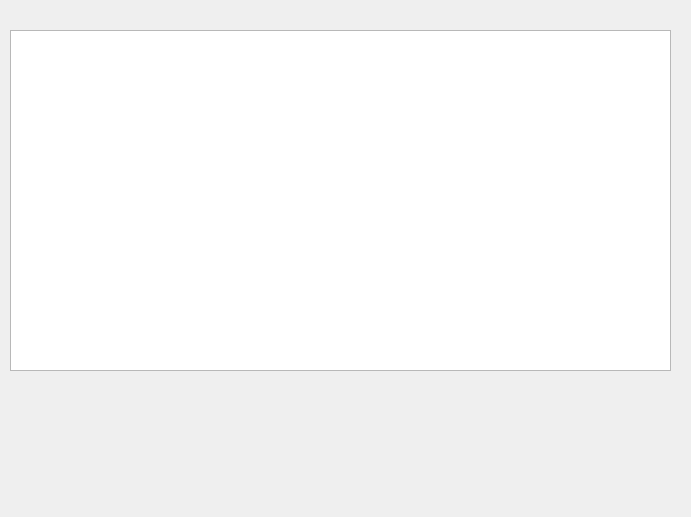
Before: the Qt Designer form ppcc/selectfunction.ui in ErnestoVivas/Multiconsult-ppcc, drawn with Qt 5.
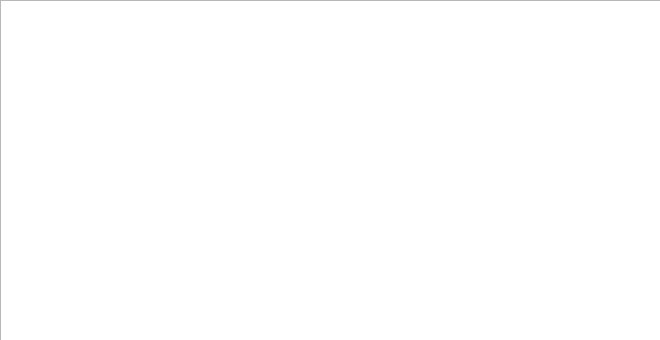
After: the same form once the commit is applied.

The edit to the form file:
```diff
--- a/ppcc/selectfunction.ui
+++ b/ppcc/selectfunction.ui
@@ -6,8 +6,8 @@
    <rect>
     <x>0</x>
     <y>0</y>
-    <width>691</width>
-    <height>517</height>
+    <width>660</width>
+    <height>340</height>
    </rect>
   </property>
   <property name="windowTitle">
@@ -16,8 +16,8 @@
   <widget class="QTableWidget" name="tableWidgetFunctions">
    <property name="geometry">
     <rect>
-     <x>10</x>
-     <y>30</y>
+     <x>0</x>
+     <y>0</y>
      <width>661</width>
      <height>341</height>
     </rect>
```
